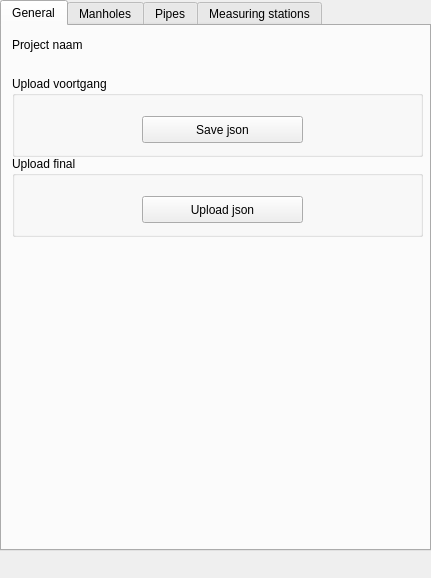
Above: beoordelingstool_dockwidget_base.ui from nens/Beoordelingstool before the change. Below: the same form after it.
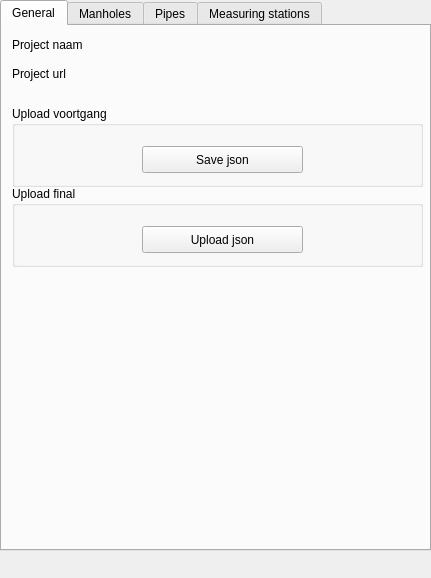
That is the form after the change. The open tabs and pages were chosen to show the change.

Commit message: Add project url to General's tab

Diff of the .ui file:
```diff
--- a/beoordelingstool_dockwidget_base.ui
+++ b/beoordelingstool_dockwidget_base.ui
@@ -53,7 +53,7 @@
       <property name="geometry">
        <rect>
         <x>10</x>
-        <y>50</y>
+        <y>80</y>
         <width>411</width>
         <height>81</height>
        </rect>
@@ -79,7 +79,7 @@
       <property name="geometry">
        <rect>
         <x>10</x>
-        <y>130</y>
+        <y>160</y>
         <width>411</width>
         <height>81</height>
        </rect>
@@ -101,6 +101,25 @@
        </property>
       </widget>
      </widget>
+     <widget class="QLabel" name="label_project_url">
+      <property name="geometry">
+       <rect>
+        <x>10</x>
+        <y>40</y>
+        <width>411</width>
+        <height>17</height>
+       </rect>
+      </property>
+      <property name="text">
+       <string>Project url</string>
+      </property>
+      <property name="textFormat">
+       <enum>Qt::RichText</enum>
+      </property>
+      <property name="openExternalLinks">
+       <bool>true</bool>
+      </property>
+     </widget>
     </widget>
     <widget class="QWidget" name="tab_manholes">
      <attribute name="title">
```
The commit also changes 2 other files.
